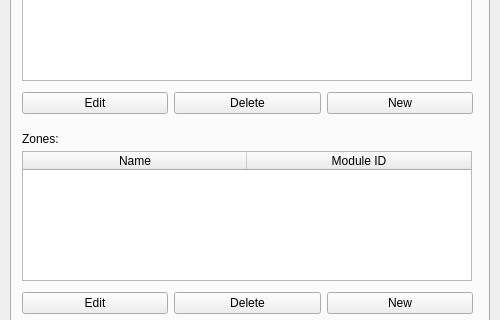
The window that drew_sys_tool/ui_files/mainscreen.ui (tgbrow/DREW) describes before a commit, drawn with Qt 5; both pictures show x 0 to 500 and y 115 to 435 of the 500 by 650 pixel window.
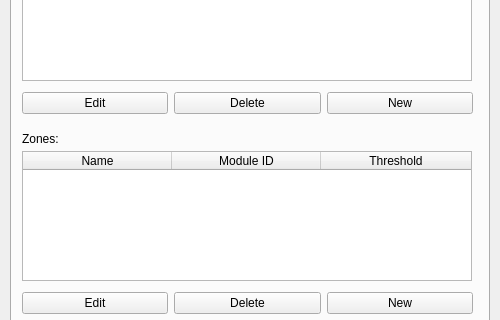
The same window after the commit. The open tabs and pages were chosen to show the change.

Commit message:
separated out auto-generated and custom UI code
Now much easier to make changes to UI (via QtCreator) when needed!

Diff of the .ui file:
```diff
--- a/drew_sys_tool/ui_files/mainscreen.ui
+++ b/drew_sys_tool/ui_files/mainscreen.ui
@@ -295,11 +295,14 @@
       </rect>
      </property>
      <attribute name="horizontalHeaderDefaultSectionSize">
-      <number>224</number>
+      <number>149</number>
      </attribute>
      <attribute name="horizontalHeaderStretchLastSection">
       <bool>true</bool>
      </attribute>
+     <attribute name="verticalHeaderVisible">
+      <bool>false</bool>
+     </attribute>
      <column>
       <property name="text">
        <string>Name</string>
@@ -310,6 +313,11 @@
        <string>Module ID</string>
       </property>
      </column>
+     <column>
+      <property name="text">
+       <string>Threshold</string>
+      </property>
+     </column>
     </widget>
    </widget>
    <widget class="QWidget" name="tabConfig">
```
Left out of the diff: 21 changed lines with no effect on the pictures. The commit also changes 5 other files.
